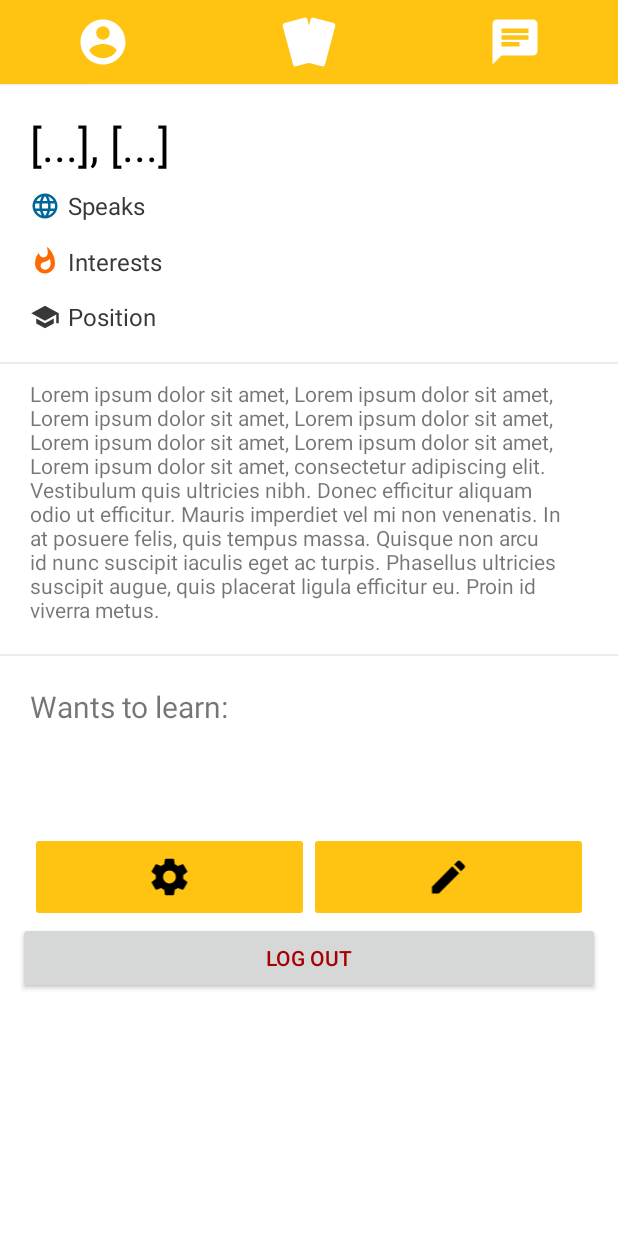
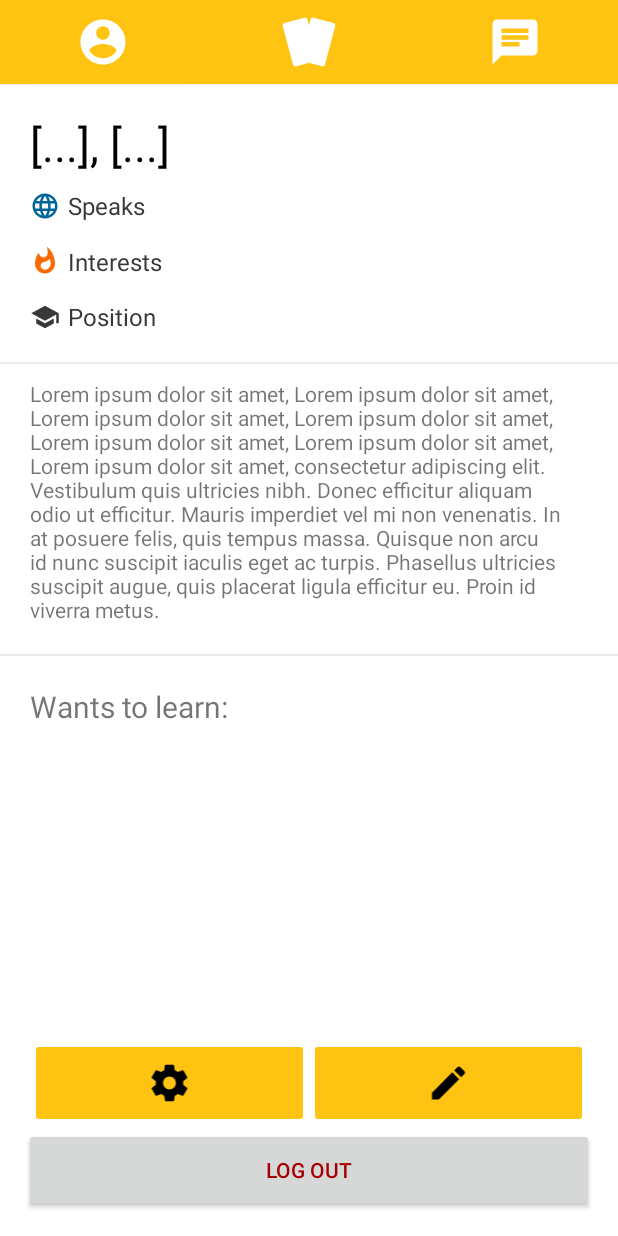
Before and after one commit to MeetAtOslomet/meet-android, an Android app: the fragment FragmentProfile placed in its activity, on a phone screen of 412 x 824 dp. Run offline under Robolectric (Android 15) with nearby library versions, the phone set to English and light mode, and no system bars; our stand-ins replace Picasso; libraries missing offline, so code that uses them is left out: com.microsoft.appcenter; pictures from the network do not load; 7 statements that could not run were skipped.

Commit message:
Changed the fragment profile VIEW , so that the buttons comes to the bottom as of recommendation view

```diff
--- a/app/src/main/res/layout/fragment_profile.xml
+++ b/app/src/main/res/layout/fragment_profile.xml
@@ -5,25 +5,24 @@
     android:layout_width="match_parent"
     android:layout_height="match_parent"
     android:background="@color/colorWhite"
+    android:fillViewport="true"
     tools:context=".FragmentProfile">
+
     <android.support.constraint.ConstraintLayout
         android:layout_width="match_parent"
         android:layout_height="wrap_content">
 
-
-
         <TextView
-            android:textColor="@color/colorAccent"
-            android:layout_marginTop="20dp"
-            android:textSize="30dp"
             android:id="@+id/nameAndAge"
             android:layout_width="0dp"
             android:layout_height="wrap_content"
+            android:layout_marginTop="20dp"
             android:text="[...], [...]"
-            app:layout_constraintTop_toTopOf="parent"
+            android:textColor="@color/colorAccent"
+            android:textSize="30dp"
             app:layout_constraintLeft_toLeftOf="@id/left_vertical"
             app:layout_constraintRight_toRightOf="@id/right_vertical"
-            />
+            app:layout_constraintTop_toTopOf="parent" />
 
         <ImageView
             android:id="@+id/speaks_icon"
@@ -31,253 +30,220 @@
             android:layout_height="20dp"
             android:layout_marginTop="10dp"
             android:src="@drawable/ic_language_black_24dp"
+            app:layout_constraintBottom_toBottomOf="@id/speaks"
             app:layout_constraintLeft_toLeftOf="@id/left_vertical"
-            app:layout_constraintTop_toBottomOf="@id/nameAndAge"
-            app:layout_constraintBottom_toBottomOf="@id/speaks"
-            />
+            app:layout_constraintTop_toBottomOf="@id/nameAndAge" />
 
         <TextView
             android:id="@+id/speaks"
+            style="@style/headerListText"
+            android:layout_width="0dp"
+            android:layout_height="wrap_content"
+            android:layout_marginLeft="5dp"
             android:layout_marginTop="10dp"
-            app:layout_constraintTop_toBottomOf="@id/nameAndAge"
+            android:text="@string/recommended_lang0"
+            android:textColor="@color/colorDarkGrey"
+            app:layout_constraintBottom_toBottomOf="@id/speaks_icon"
             app:layout_constraintLeft_toRightOf="@id/speaks_icon"
-            app:layout_constraintBottom_toBottomOf="@id/speaks_icon"
-            android:textColor="@color/colorDarkGrey"
             app:layout_constraintRight_toRightOf="@id/right_vertical"
-            android:text="@string/recommended_lang0"
-            android:layout_height="wrap_content"
-            android:layout_width="0dp"
-            android:layout_marginLeft="5dp"
-            style="@style/headerListText"
-            />
+            app:layout_constraintTop_toBottomOf="@id/nameAndAge" />
 
         <ImageView
             android:id="@+id/hobbies_icon"
             android:layout_width="20dp"
             android:layout_height="20dp"
+            android:layout_marginTop="16dp"
             android:src="@drawable/ic_whatshot_black_24dp"
+            app:layout_constraintBottom_toBottomOf="@id/hobbies"
             app:layout_constraintLeft_toLeftOf="@id/left_vertical"
-            app:layout_constraintTop_toBottomOf="@id/speaks_icon"
-            app:layout_constraintBottom_toBottomOf="@id/hobbies"
-            android:layout_marginTop="16dp"
-            />
+            app:layout_constraintTop_toBottomOf="@id/speaks_icon" />
 
         <TextView
             android:id="@+id/hobbies"
-            app:layout_constraintTop_toBottomOf="@id/speaks"
-            app:layout_constraintLeft_toRightOf="@id/speaks_icon"
-            app:layout_constraintBottom_toBottomOf="@id/hobbies_icon"
-            app:layout_constraintRight_toRightOf="@id/right_vertical"
-            android:textColor="@color/colorDarkGrey"
+            style="@style/headerListText"
+            android:layout_width="0dp"
             android:layout_height="wrap_content"
-            android:layout_width="0dp"
             android:layout_marginLeft="5dp"
             android:layout_marginTop="16dp"
             android:text="Interests"
-            style="@style/headerListText"
-            />
+            android:textColor="@color/colorDarkGrey"
+            app:layout_constraintBottom_toBottomOf="@id/hobbies_icon"
+            app:layout_constraintLeft_toRightOf="@id/speaks_icon"
+            app:layout_constraintRight_toRightOf="@id/right_vertical"
+            app:layout_constraintTop_toBottomOf="@id/speaks" />
 
         <ImageView
             android:id="@+id/position_icon"
             android:layout_width="20dp"
             android:layout_height="20dp"
+            android:layout_marginTop="16dp"
             android:src="@drawable/ic_school_black_24dp"
+            app:layout_constraintBottom_toBottomOf="@id/position"
             app:layout_constraintLeft_toLeftOf="@id/left_vertical"
-            app:layout_constraintTop_toBottomOf="@id/hobbies_icon"
-            app:layout_constraintBottom_toBottomOf="@id/position"
-            android:layout_marginTop="16dp"
-            />
+            app:layout_constraintTop_toBottomOf="@id/hobbies_icon" />
 
         <TextView
             android:id="@+id/position"
-            app:layout_constraintTop_toBottomOf="@id/hobbies"
-            app:layout_constraintLeft_toRightOf="@id/position_icon"
-            app:layout_constraintBottom_toBottomOf="@id/position_icon"
-            app:layout_constraintRight_toRightOf="@id/right_vertical"
-            android:textColor="@color/colorDarkGrey"
+            style="@style/headerListText"
+            android:layout_width="0dp"
             android:layout_height="wrap_content"
-            android:layout_width="0dp"
             android:layout_marginLeft="5dp"
             android:layout_marginTop="16dp"
             android:text="Position"
-            style="@style/headerListText"
-            />
-
+            android:textColor="@color/colorDarkGrey"
+            app:layout_constraintBottom_toBottomOf="@id/position_icon"
+            app:layout_constraintLeft_toRightOf="@id/position_icon"
+            app:layout_constraintRight_toRightOf="@id/right_vertical"
+            app:layout_constraintTop_toBottomOf="@id/hobbies" />
 
 
         <View
             android:id="@+id/titleDivider"
             android:layout_width="match_parent"
             android:layout_height="1dp"
-            android:background="@color/colorLightGary"
             android:layout_marginTop="20dp"
             android:layout_marginBottom="20dp"
-            app:layout_constraintTop_toBottomOf="@id/position_icon"
-            />
+            android:background="@color/colorLightGary"
+            app:layout_constraintTop_toBottomOf="@id/position_icon" />
 
         <TextView
             android:id="@+id/bio"
-            android:layout_marginTop="10dp"
             android:layout_width="0dp"
             android:layout_height="wrap_content"
+            android:layout_marginTop="10dp"
+            android:text="Lorem ipsum dolor sit amet, Lorem ipsum dolor sit amet, Lorem ipsum dolor sit amet, Lorem ipsum dolor sit amet, Lorem ipsum dolor sit amet, Lorem ipsum dolor sit amet, Lorem ipsum dolor sit amet, consectetur adipiscing elit. Vestibulum quis ultricies nibh. Donec efficitur aliquam odio ut efficitur. Mauris imperdiet vel mi non venenatis. In at posuere felis, quis tempus massa. Quisque non arcu id nunc suscipit iaculis eget ac turpis. Phasellus ultricies suscipit augue, quis placerat ligula efficitur eu. Proin id viverra metus. "
             app:layout_constraintLeft_toLeftOf="@id/left_vertical"
             app:layout_constraintRight_toRightOf="@id/right_vertical"
-            app:layout_constraintTop_toBottomOf="@id/titleDivider"
-            android:text="Lorem ipsum dolor sit amet, Lorem ipsum dolor sit amet, Lorem ipsum dolor sit amet, Lorem ipsum dolor sit amet, Lorem ipsum dolor sit amet, Lorem ipsum dolor sit amet, Lorem ipsum dolor sit amet, consectetur adipiscing elit. Vestibulum quis ultricies nibh. Donec efficitur aliquam odio ut efficitur. Mauris imperdiet vel mi non venenatis. In at posuere felis, quis tempus massa. Quisque non arcu id nunc suscipit iaculis eget ac turpis. Phasellus ultricies suscipit augue, quis placerat ligula efficitur eu. Proin id viverra metus. "
-            />
-
+            app:layout_constraintTop_toBottomOf="@id/titleDivider" />
 
 
         <View
             android:id="@+id/titleDividerContent"
             android:layout_width="match_parent"
             android:layout_height="1dp"
-            android:background="@color/colorLightGary"
             android:layout_marginTop="20dp"
             android:layout_marginBottom="20dp"
-            app:layout_constraintTop_toBottomOf="@id/bio"
-            />
+            android:background="@color/colorLightGary"
+            app:layout_constraintTop_toBottomOf="@id/bio" />
 
         <TextView
             android:id="@+id/learnTitle"
             android:layout_width="0dp"
             android:layout_height="wrap_content"
             android:layout_marginTop="20dp"
+            android:layout_marginBottom="20dp"
             android:text="Wants to learn:"
-            app:layout_constraintTop_toBottomOf="@id/titleDividerContent"
+            android:textSize="20sp"
             app:layout_constraintLeft_toLeftOf="@id/left_vertical"
             app:layout_constraintRight_toRightOf="@id/right_vertical"
-            android:layout_marginBottom="20dp"
-            android:textSize="20sp"
-            />
+            app:layout_constraintTop_toBottomOf="@id/titleDividerContent" />
 
         <ImageView
             android:id="@+id/learn1"
             android:layout_width="30dp"
             android:layout_height="30dp"
+            android:layout_marginTop="20dp"
+            android:layout_marginBottom="20dp"
+            app:layout_constraintEnd_toStartOf="@id/learn1Text"
             app:layout_constraintStart_toStartOf="@id/left_vertical"
-            app:layout_constraintTop_toBottomOf="@id/learnTitle"
-            android:layout_marginBottom="20dp"
-            android:layout_marginTop="20dp"
-            app:layout_constraintEnd_toStartOf="@id/learn1Text"
-            />
+            app:layout_constraintTop_toBottomOf="@id/learnTitle" />
 
         <TextView
             android:id="@+id/learn1Text"
             android:layout_width="0dp"
             android:layout_height="wrap_content"
+            android:layout_marginLeft="5dp"
+            app:layout_constraintBottom_toBottomOf="@id/learn1"
+            app:layout_constraintEnd_toStartOf="@id/learn2"
             app:layout_constraintStart_toEndOf="@id/learn1"
-            app:layout_constraintBottom_toBottomOf="@id/learn1"
-            app:layout_constraintTop_toTopOf="@id/learn1"
-            app:layout_constraintEnd_toStartOf="@id/learn2"
-            android:layout_marginLeft="5dp"
-            />
+            app:layout_constraintTop_toTopOf="@id/learn1" />
 
         <ImageView
             android:id="@+id/learn2"
             android:layout_width="30dp"
             android:layout_height="30dp"
+            android:layout_marginLeft="10dp"
             app:layout_constraintBottom_toBottomOf="@id/learn1Text"
+            app:layout_constraintEnd_toStartOf="@id/learn2Text"
             app:layout_constraintStart_toEndOf="@id/learn1Text"
-            app:layout_constraintTop_toTopOf="@id/learn1Text"
-            app:layout_constraintEnd_toStartOf="@id/learn2Text"
-            android:layout_marginLeft="10dp"
-            />
+            app:layout_constraintTop_toTopOf="@id/learn1Text" />
 
         <TextView
             android:id="@+id/learn2Text"
             android:layout_width="0dp"
             android:layout_height="wrap_content"
+            android:layout_marginLeft="5dp"
+            app:layout_constraintBottom_toBottomOf="@id/learn2"
+            app:layout_constraintEnd_toStartOf="@id/learn3"
             app:layout_constraintStart_toEndOf="@id/learn2"
-            app:layout_constraintBottom_toBottomOf="@id/learn2"
-            app:layout_constraintTop_toTopOf="@id/learn2"
-            app:layout_constraintEnd_toStartOf="@id/learn3"
-            android:layout_marginLeft="5dp"
-            />
+            app:layout_constraintTop_toTopOf="@id/learn2" />
 
         <ImageView
             android:id="@+id/learn3"
             android:layout_width="30dp"
             android:layout_height="30dp"
+            android:layout_marginLeft="10dp"
             app:layout_constraintBottom_toBottomOf="@id/learn2Text"
+            app:layout_constraintEnd_toStartOf="@id/learn3Text"
             app:layout_constraintStart_toEndOf="@id/learn2Text"
-            app:layout_constraintTop_toTopOf="@id/learn2Text"
-            app:layout_constraintEnd_toStartOf="@id/learn3Text"
-            android:layout_marginLeft="10dp"
-            />
+            app:layout_constraintTop_toTopOf="@id/learn2Text" />
 
         <TextView
             android:id="@+id/learn3Text"
             android:layout_width="0dp"
             android:layout_height="wrap_content"
+            android:layout_marginLeft="5dp"
+            app:layout_constraintBottom_toBottomOf="@id/learn3"
+            app:layout_constraintEnd_toEndOf="@id/right_vertical"
             app:layout_constraintStart_toEndOf="@id/learn3"
-            app:layout_constraintBottom_toBottomOf="@id/learn3"
-            app:layout_constraintTop_toTopOf="@id/learn3"
-            app:layout_constraintEnd_toEndOf="@id/right_vertical"
-            android:layout_marginLeft="5dp"
-            />
+            app:layout_constraintTop_toTopOf="@id/learn3" />
 
         <ImageButton
             android:id="@+id/editSettings"
+            android:layout_width="186dp"
+            android:layout_height="60dp"
+            android:backgroundTint="@color/colorPrimaryDark"
             android:padding="15dp"
-            android:layout_width="0dp"
-            android:layout_height="60dp"
-            android:layout_marginTop="20dp"
-            android:backgroundTint="@color/colorPrimaryDark"
             android:scaleType="fitCenter"
             android:src="@drawable/ic_settings_black_24dp"
-            app:layout_constraintTop_toBottomOf="@id/learn1"
-            app:layout_constraintLeft_toLeftOf="@id/left_vertical"
-            app:layout_constraintRight_toLeftOf="@id/editProfile"
-            />
+            app:layout_constraintBottom_toTopOf="@+id/signOutButton"
+            app:layout_constraintStart_toStartOf="@id/left_vertical" />
+
         <ImageButton
             android:id="@+id/editProfile"
+            android:layout_width="186dp"
+            android:layout_height="60dp"
+            android:backgroundTint="@color/colorPrimaryDark"
             android:padding="15dp"
-            android:layout_width="0dp"
-            android:layout_height="60dp"
-            android:layout_marginTop="20dp"
-            android:backgroundTint="@color/colorPrimaryDark"
             android:scaleType="fitCenter"
             android:src="@drawable/ic_edit_black_24dp"
-            app:layout_constraintLeft_toRightOf="@id/editSettings"
-            app:layout_constraintTop_toBottomOf="@id/learn1"
-            app:layout_constraintRight_toRightOf="@id/right_vertical"
-            />
+            app:layout_constraintBottom_toTopOf="@+id/signOutButton"
+            app:layout_constraintEnd_toStartOf="@+id/right_vertical" />
+
         <Button
             android:id="@+id/signOutButton"
-            android:layout_marginRight="12dp"
-            android:layout_marginLeft="12dp"
-            android:textColor="@color/colorRed"
-            android:text="Log out"
             android:layout_width="match_parent"
             android:layout_height="wrap_content"
-            android:layout_marginBottom="8dp"
-            app:layout_constraintTop_toBottomOf="@id/editSettings"
-            />
+            android:layout_margin="16dp"
+            android:minHeight="56dp"
+            android:text="Log out"
+            android:textColor="@color/colorRed"
+            app:layout_constraintBottom_toBottomOf="parent" />
 
         <android.support.constraint.Guideline
             android:id="@+id/left_vertical"
             android:layout_width="0dp"
             android:layout_height="match_parent"
             android:orientation="vertical"
-            app:layout_constraintGuide_begin="20dp"
-            />
+            app:layout_constraintGuide_begin="20dp" />
 
         <android.support.constraint.Guideline
             android:id="@+id/right_vertical"
             android:layout_width="0dp"
             android:layout_height="match_parent"
             android:orientation="vertical"
-            app:layout_constraintGuide_end="20dp"
-            />
-
-
-
+            app:layout_constraintGuide_end="20dp" />
 
     </android.support.constraint.ConstraintLayout>
 
-
-
-
-
 </ScrollView>
```
